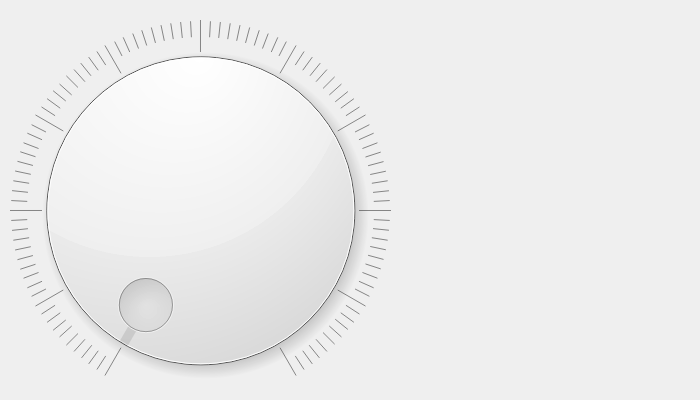
Qt form src/autoapp/UI/volume_control.ui (tetofonta/openauto) before a commit.
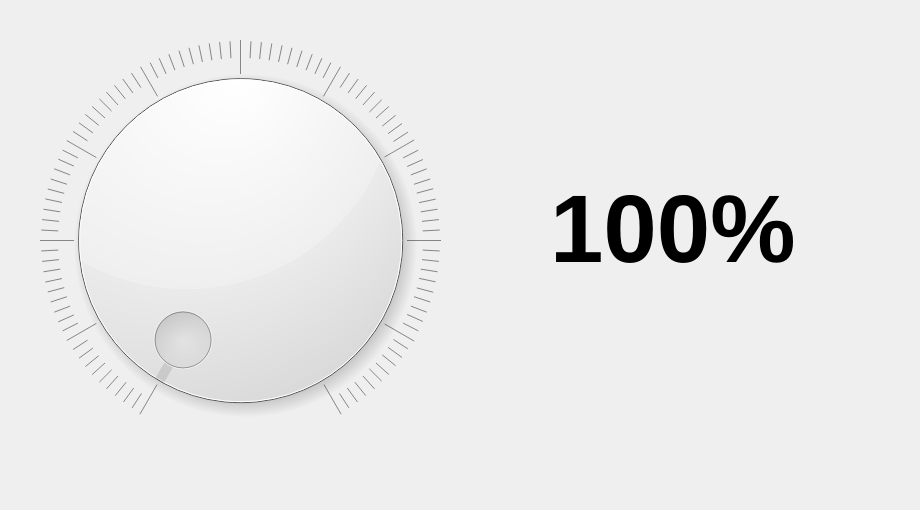
The same form after that commit.

```diff
--- a/src/autoapp/UI/volume_control.ui
+++ b/src/autoapp/UI/volume_control.ui
@@ -6,8 +6,8 @@
    <rect>
     <x>0</x>
     <y>0</y>
-    <width>700</width>
-    <height>400</height>
+    <width>920</width>
+    <height>510</height>
    </rect>
   </property>
   <property name="windowTitle">
@@ -16,19 +16,38 @@
   <widget class="QDial" name="dial">
    <property name="geometry">
     <rect>
-     <x>10</x>
-     <y>20</y>
-     <width>381</width>
-     <height>381</height>
+     <x>40</x>
+     <y>40</y>
+     <width>401</width>
+     <height>401</height>
     </rect>
    </property>
    <property name="maximum">
     <number>100</number>
    </property>
+   <property name="wrapping">
+    <bool>false</bool>
+   </property>
+   <property name="notchTarget">
+    <double>3.000000000000000</double>
+   </property>
    <property name="notchesVisible">
     <bool>true</bool>
    </property>
   </widget>
+  <widget class="QLabel" name="volume_v">
+   <property name="geometry">
+    <rect>
+     <x>550</x>
+     <y>160</y>
+     <width>311</width>
+     <height>141</height>
+    </rect>
+   </property>
+   <property name="text">
+    <string>&lt;html&gt;&lt;head/&gt;&lt;body&gt;&lt;p&gt;&lt;span style=&quot; font-size:72pt; font-weight:600;&quot;&gt;100%&lt;/span&gt;&lt;/p&gt;&lt;/body&gt;&lt;/html&gt;</string>
+   </property>
+  </widget>
  </widget>
  <resources/>
  <connections/>
```
